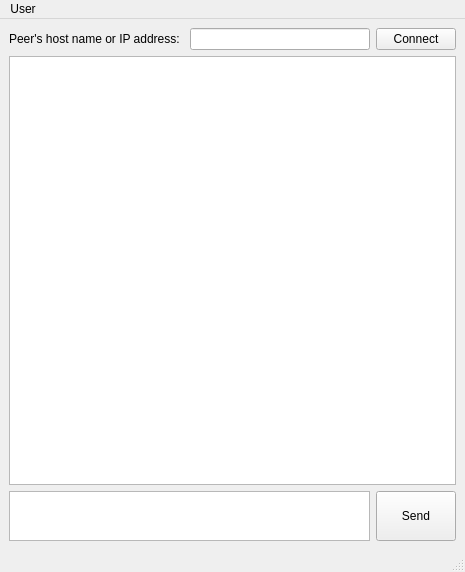
Before: the Qt Designer form chatwindow.ui in protu/kriptochat, drawn with Qt 5.
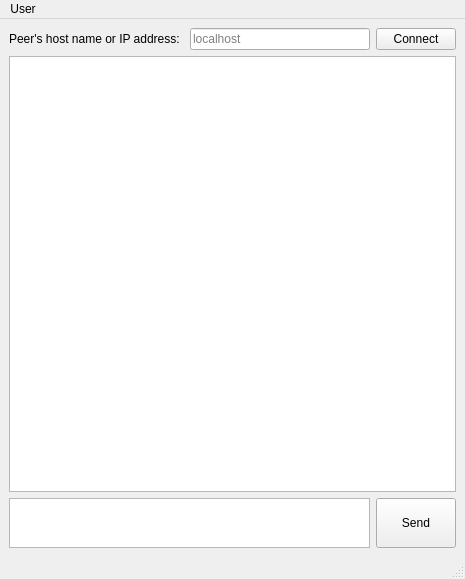
After: the same form once the commit is applied.

What changed in the file:
```diff
--- a/chatwindow.ui
+++ b/chatwindow.ui
@@ -7,7 +7,7 @@
     <x>0</x>
     <y>0</y>
     <width>465</width>
-    <height>572</height>
+    <height>579</height>
    </rect>
   </property>
   <property name="windowTitle">
@@ -27,7 +27,11 @@
          </widget>
         </item>
         <item>
-         <widget class="QLineEdit" name="lineEditAddress"/>
+         <widget class="QLineEdit" name="lineEditAddress">
+          <property name="placeholderText">
+           <string>localhost</string>
+          </property>
+         </widget>
         </item>
         <item>
          <widget class="QPushButton" name="pushButtonConnect">
@@ -101,6 +105,12 @@
           <property name="text">
            <string>Send</string>
           </property>
+          <property name="shortcut">
+           <string>Ctrl+Return</string>
+          </property>
+          <property name="autoDefault">
+           <bool>false</bool>
+          </property>
          </widget>
         </item>
        </layout>
```
Left out of the diff: 10 changed lines with no effect on the pictures.
